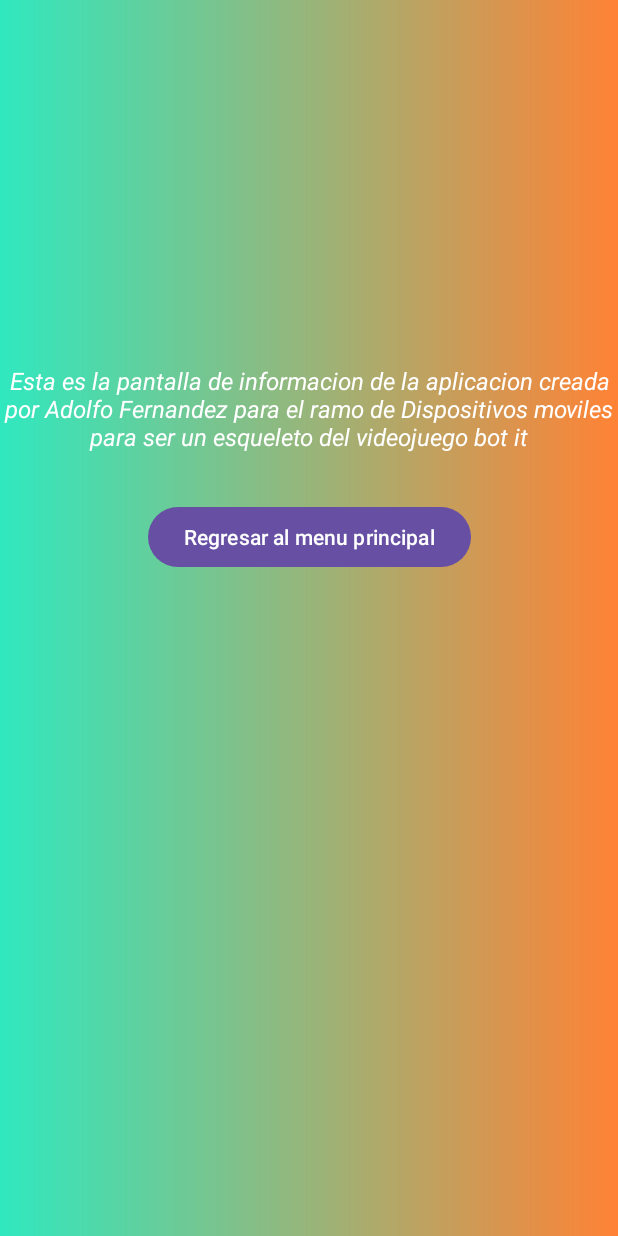
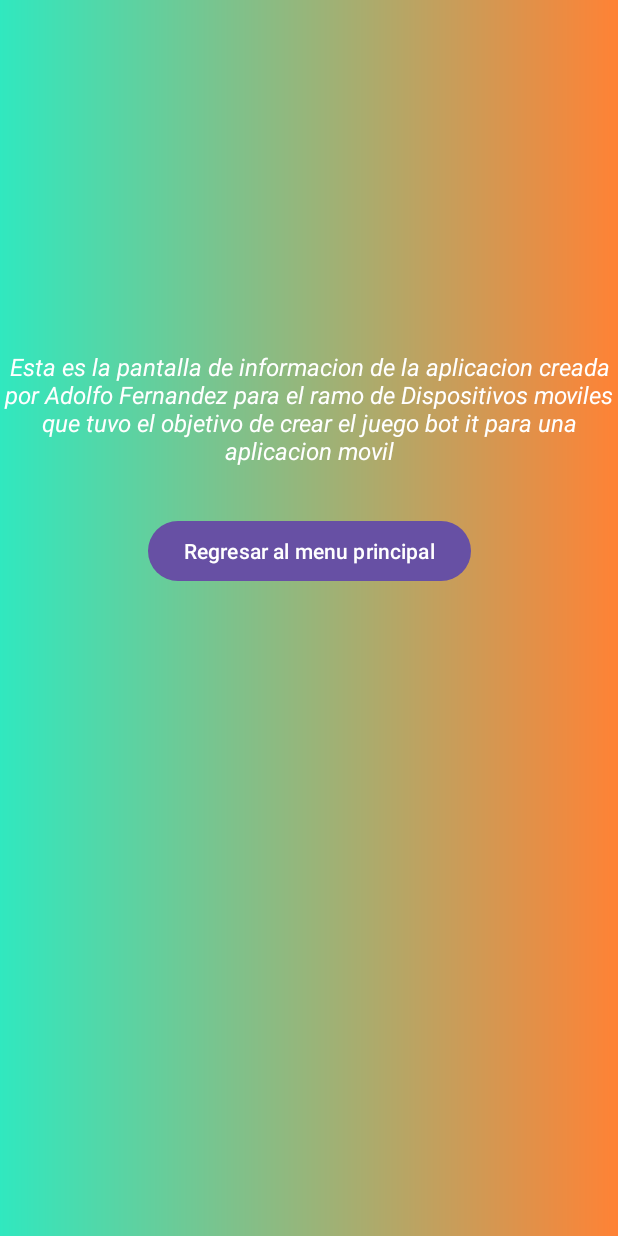
Before and after one commit to fantasmarobapan/bopit, an Android app: the AboutActivity screen opened directly, with no data from a screen before it, on a phone screen of 412 x 824 dp. Run offline under Robolectric (Android 15) with nearby library versions, the phone set to English and light mode, and no system bars.

Commit message:
Pequeña correccion

```diff
--- a/app/src/main/res/values/strings.xml
+++ b/app/src/main/res/values/strings.xml
@@ -1,6 +1,6 @@
 <resources>
     <string name="app_name">bop it</string>
-    <string name="app_descripcion">Esta es la pantalla de informacion de la aplicacion creada por Adolfo Fernandez para el ramo de Dispositivos moviles para ser un esqueleto del videojuego "bot it"</string>
+    <string name="app_descripcion">Esta es la pantalla de informacion de la aplicacion creada por Adolfo Fernandez para el ramo de Dispositivos moviles que tuvo el objetivo de crear el juego bot it para una  aplicacion movil</string>
     <string name="button_about">Informacion de la app</string>
     <string name="button_config">Configuracion</string>
     <string name="button_home">Regresar al menu principal</string>
```
